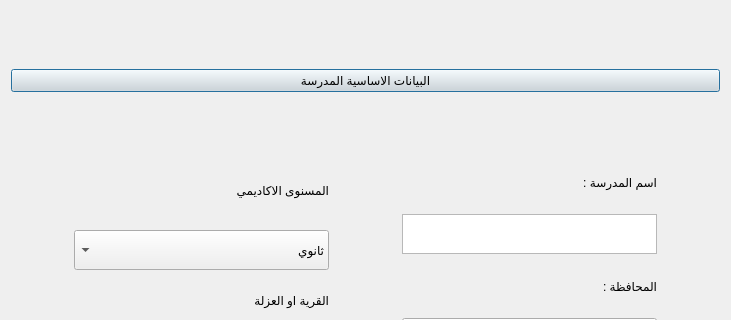
Old version of the form SchoolData.ui in the repository IbnEissa/EduTrackingPublic; both pictures show x 0 to 731 and y 0 to 320 of the 731 by 572 pixel window.
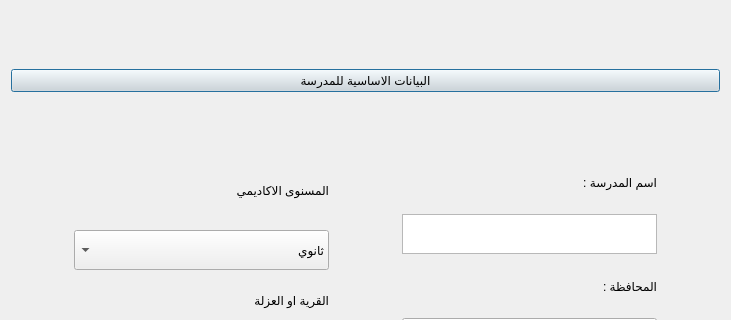
New version of the form. Icons and pictures are not drawn.

The edit to the form file:
```diff
--- a/SchoolData.ui
+++ b/SchoolData.ui
@@ -51,7 +51,7 @@
 font: 18pt &quot;Mohammad Annoktah&quot;;</string>
      </property>
      <property name="text">
-      <string>البيانات الاساسية المدرسة</string>
+      <string>البيانات الاساسية للمدرسة</string>
      </property>
     </widget>
    </item>
```
